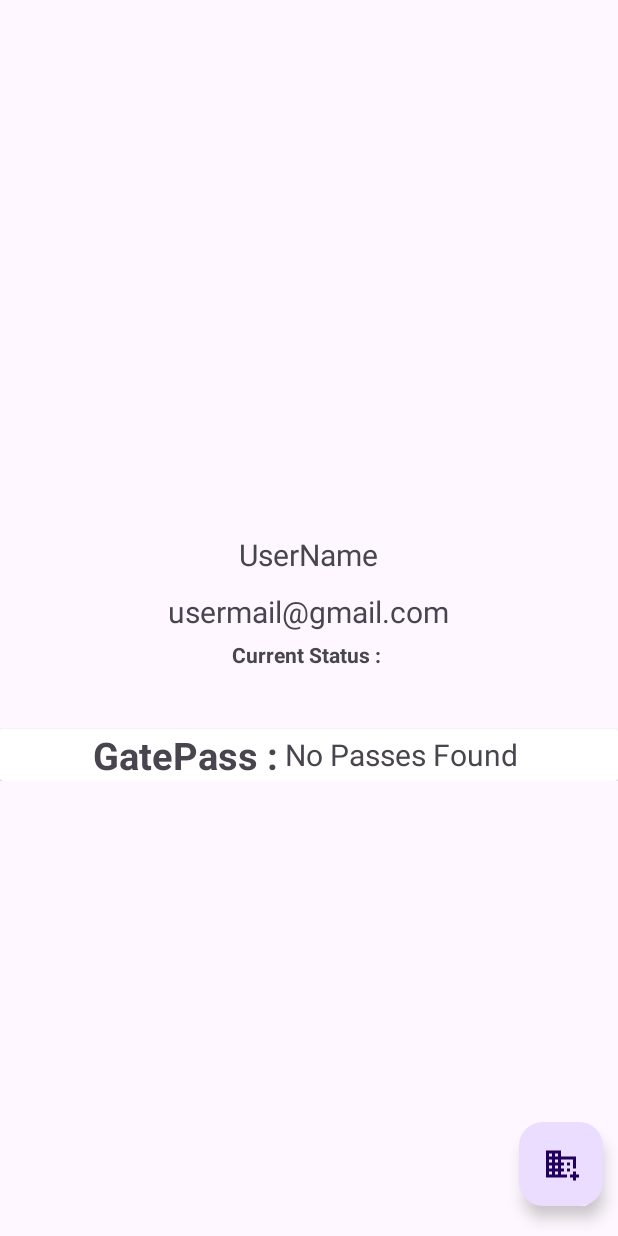
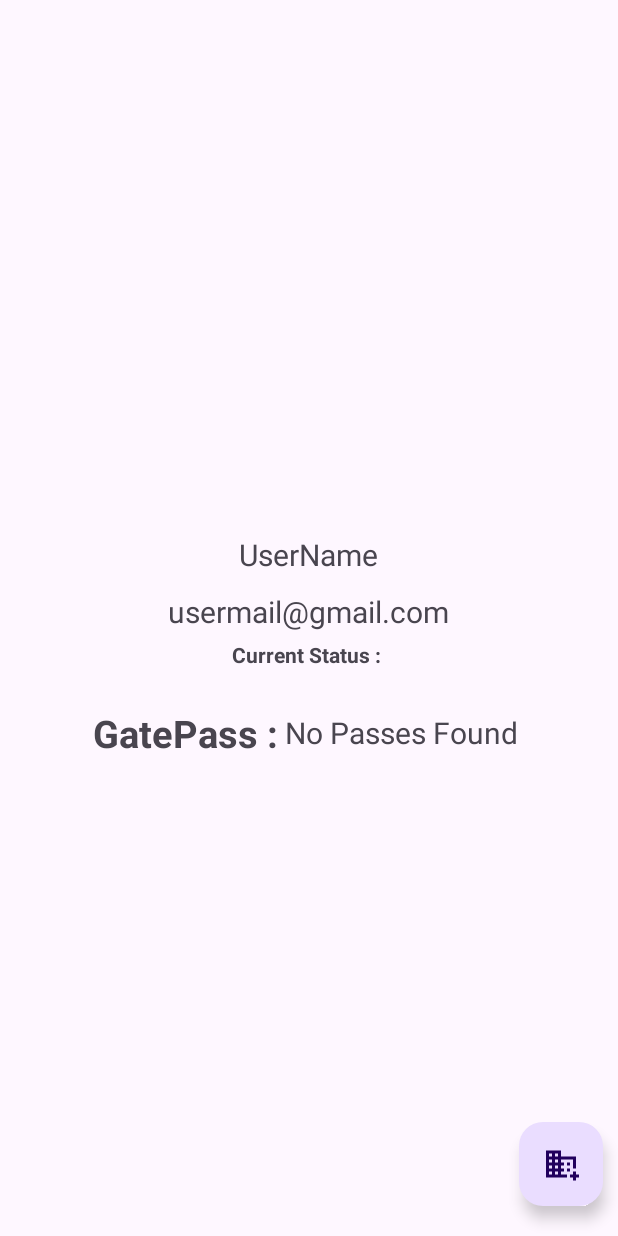
Before and after one commit to athreya-harshith/idVerifier, an Android app: the layout fragment_student_home.xml on its own in the app's theme, with its tools: preview values and no code run, on a phone screen of 412 x 824 dp. Run offline under Robolectric (Android 15) with nearby library versions, the phone set to English and light mode, and no system bars.

Commit message:
removed bug in gate pass feature at student side

```diff
--- a/app/src/main/java/com/example/idverifier/studentHome.java
+++ b/app/src/main/java/com/example/idverifier/studentHome.java
@@ -118,7 +118,6 @@ public class studentHome extends Fragment {
     Button requestGpassBtn;
     public static final String IN = "Inside Campus",OUT = "Outside Campus";
 
-    CardView gPassCardView;
     LinearLayout gPassLayout,gPassRootLayout,issuedGpassLayout;
     TextView gPassStatus;
 
@@ -136,7 +135,6 @@ public class studentHome extends Fragment {
         studentHomeUemail = view.findViewById(R.id.studentHomeUserEmail);
         studentHomeUserCurrentStatus = view.findViewById(R.id.studentHomeUserCurrentStatus);
         studentHomeRequestGatePass = view.findViewById(R.id.studentHomeRequestGatePass);
-        gPassCardView = view.findViewById(R.id.studentHomeGPassCardView);
         gPassRootLayout = view.findViewById(R.id.gPassRootLayout);
         gPassLayout = view.findViewById(R.id.studentHomeGpassLayout);
         gPassStatus = view.findViewById(R.id.studentHomeGpassStatus);
@@ -297,8 +295,12 @@ public class studentHome extends Fragment {
             View view;
             @Override
             public void onChildAdded(@NonNull DataSnapshot snapshot, @Nullable String previousChildName) {
+                if(getActivity() == null)
+                    return;
                 if(snapshot.getKey().equals(studentUid))
+                {
                     gPassStatus.setText(studentHome.REQUESTED);
+
                     gatePass gp;
                     gp = snapshot.getValue(gatePass.class);
                     view = getLayoutInflater().inflate(R.layout.student_gatepass_requested,null,false);
@@ -309,6 +311,8 @@ public class studentHome extends Fragment {
                     tv = view.findViewById(R.id.gpassReason);
                     tv.setText(gp.getReason());
                     gPassLayout.addView(view);
+                }
+
 
             }
 
@@ -320,8 +324,11 @@ public class studentHome extends Fragment {
             @Override
             public void onChildRemoved(@NonNull DataSnapshot snapshot) {
                 if(snapshot.getKey().equals(studentUid))
+                {
                     gPassStatus.setText("No Gate Passes");
                     gPassLayout.removeView(view);
+                }
+
 
             }
 
@@ -340,15 +347,17 @@ public class studentHome extends Fragment {
             View view;
             @Override
             public void onChildAdded(@NonNull DataSnapshot snapshot, @Nullable String previousChildName) {
+                if(getActivity()== null)
+                    return;
                 if(snapshot.getKey().equals(studentUid))
+                {
                     gPassStatus.setText(studentHome.ISSUED);
+
                     gatePass gp;
                     gp = snapshot.getValue(gatePass.class);
                     view = getLayoutInflater().inflate(R.layout.issued_gatepass,null,false);
                     // continue from here after dinner
                     ImageView gPassQr = view.findViewById(R.id.issuedGpassQr);
-                if(getActivity()== null)
-                    return;
                     Glide.with(getContext()).load(gp.getGpassId()).into(gPassQr);
                     TextView tv = view.findViewById(R.id.issuedGpassDestination);
                     tv.setText(gp.getToDestination());
@@ -364,6 +373,8 @@ public class studentHome extends Fragment {
                     showGatePassDialog(gp,issuedGpassLayout);
                 }
 
+            }
+
             @Override
             public void onChildChanged(@NonNull DataSnapshot snapshot, @Nullable String previousChildName) {
 
@@ -372,8 +383,11 @@ public class studentHome extends Fragment {
             @Override
             public void onChildRemoved(@NonNull DataSnapshot snapshot) {
                 if(snapshot.getKey().equals(studentUid))
+                {
                     gPassStatus.setText("No Gate Passes");
                     gPassLayout.removeView(view);
+                }
+
 
             }
 
--- a/app/src/main/res/layout/fragment_student_home.xml
+++ b/app/src/main/res/layout/fragment_student_home.xml
@@ -54,17 +54,13 @@
                     android:textStyle="bold"
                     android:id="@+id/studentHomeUserCurrentStatus"/>
 
-                <androidx.cardview.widget.CardView
-                    android:layout_width="match_parent"
-                    android:layout_height="wrap_content"
-                    android:id="@+id/studentHomeGPassCardView"
-                    android:layout_marginTop="40dp"
-                    >
+
                     <LinearLayout
                         android:layout_width="match_parent"
                         android:layout_height="wrap_content"
                         android:orientation="vertical"
-                        android:id="@+id/gPassRootLayout">
+                        android:id="@+id/gPassRootLayout"
+                        android:layout_marginTop="25dp">
 
                         <LinearLayout
                             android:layout_width="match_parent"
@@ -102,7 +98,7 @@
 
 
                     </LinearLayout>
-                </androidx.cardview.widget.CardView>
+
 
 
 
```
Lines whose indentation alone changed are shown as unchanged.
